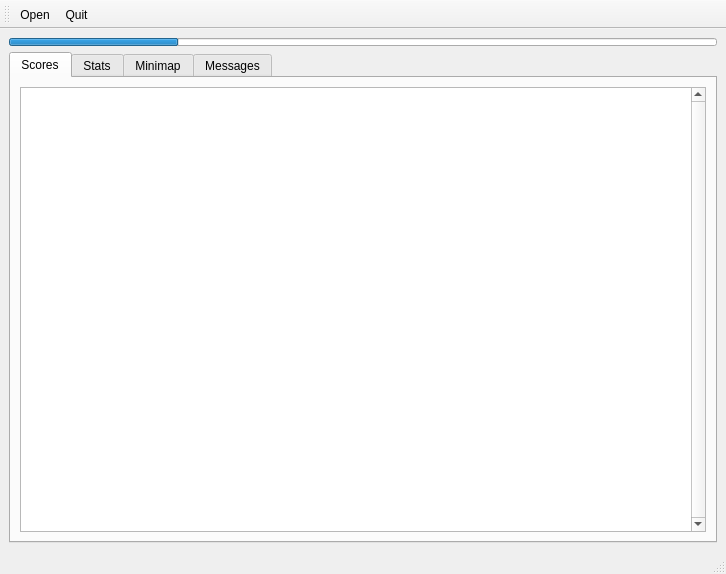
First picture: the form in gui/main.ui, repository armanelgtron/AAREC-Parser, before the edit.
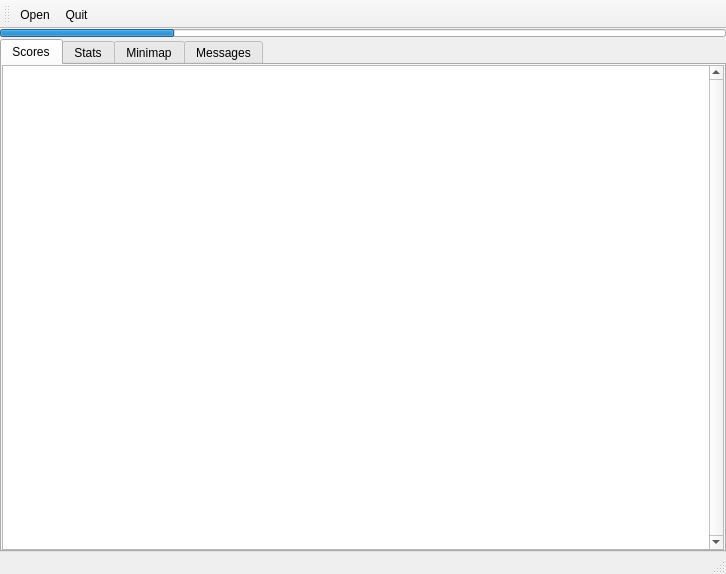
Second picture: the form after the edit. Icons and pictures are not drawn.

Commit message: get rid of margins

```diff
--- a/gui/main.ui
+++ b/gui/main.ui
@@ -15,6 +15,24 @@
   </property>
   <widget class="QWidget" name="centralwidget">
    <layout class="QGridLayout" name="gridLayout">
+    <property name="leftMargin">
+     <number>0</number>
+    </property>
+    <property name="topMargin">
+     <number>0</number>
+    </property>
+    <property name="rightMargin">
+     <number>0</number>
+    </property>
+    <property name="bottomMargin">
+     <number>0</number>
+    </property>
+    <property name="horizontalSpacing">
+     <number>0</number>
+    </property>
+    <property name="verticalSpacing">
+     <number>2</number>
+    </property>
     <item row="0" column="0">
      <widget class="QProgressBar" name="progressBar">
       <property name="maximumSize">
@@ -47,6 +65,18 @@
         <string>Scores</string>
        </attribute>
        <layout class="QGridLayout" name="gridLayout_4">
+        <property name="leftMargin">
+         <number>0</number>
+        </property>
+        <property name="topMargin">
+         <number>0</number>
+        </property>
+        <property name="rightMargin">
+         <number>0</number>
+        </property>
+        <property name="bottomMargin">
+         <number>0</number>
+        </property>
         <item row="0" column="0">
          <widget class="QTextBrowser" name="scoresBrowser">
           <property name="verticalScrollBarPolicy">
```
Left out of the diff: 17 changed lines with no effect on the pictures.
